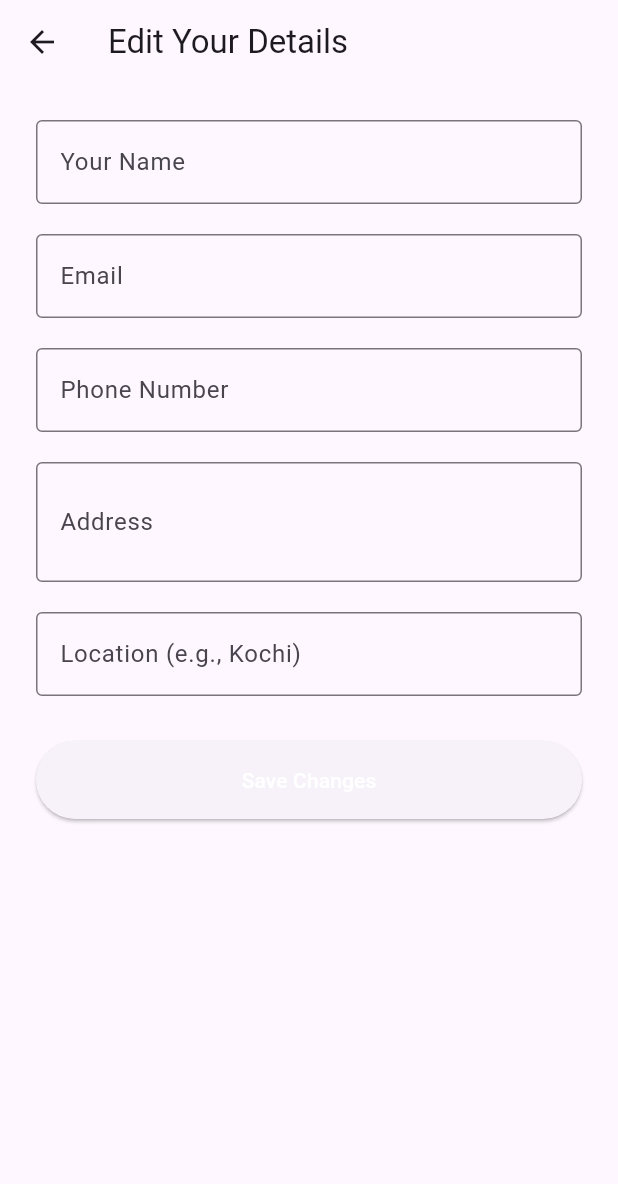
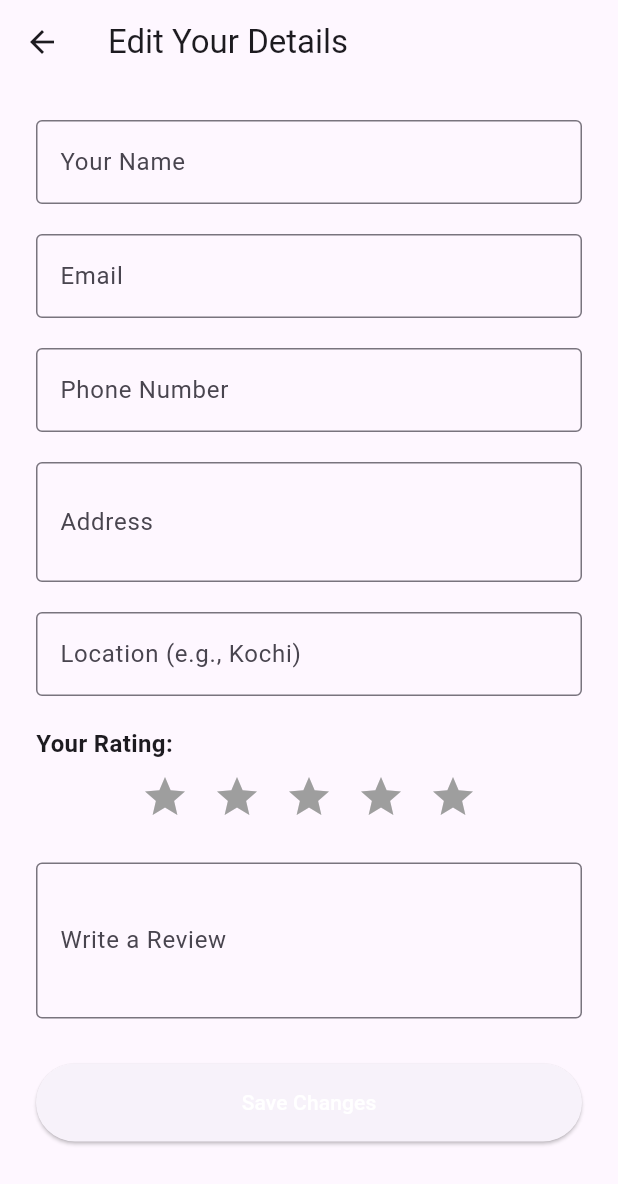
Before and after one commit to Nandana666/wedding_auth, a Flutter app: the EditUserProfilePage screen opened directly with empty values, on a phone screen of 412 x 824 dp. Shown: the top 1184 px of the screen. Run offline on Flutter 3.47's test engine with Material 3 defaults, Android fonts, the phone set to English and light mode, and no system bars; our stand-ins replace cloud_firestore, firebase_auth, firebase_core, image_picker; missing offline and left inert: cloudinary_public; accounts and stored records are empty.

```diff
--- a/lib/edit_user_profile_page.dart
+++ b/lib/edit_user_profile_page.dart
@@ -1,5 +1,3 @@
-// lib/edit_user_profile_page.dart
-
 import 'package:flutter/material.dart';
 import 'package:firebase_auth/firebase_auth.dart';
 import 'package:cloud_firestore/cloud_firestore.dart';
@@ -19,7 +17,9 @@ class _EditUserProfilePageState extends State<EditUserProfilePage> {
   late TextEditingController _locationController;
   late TextEditingController _phoneController;
   late TextEditingController _addressController;
+  late TextEditingController _reviewController;
 
+  double _rating = 0;
   bool _isSaving = false;
 
   @override
@@ -30,6 +30,8 @@ class _EditUserProfilePageState extends State<EditUserProfilePage> {
     _locationController = TextEditingController(text: widget.userData['location']);
     _phoneController = TextEditingController(text: widget.userData['phone']);
     _addressController = TextEditingController(text: widget.userData['address']);
+    _reviewController = TextEditingController(text: widget.userData['review'] ?? '');
+    _rating = (widget.userData['rating'] ?? 0).toDouble();
   }
 
   @override
@@ -39,6 +41,7 @@ class _EditUserProfilePageState extends State<EditUserProfilePage> {
     _locationController.dispose();
     _phoneController.dispose();
     _addressController.dispose();
+    _reviewController.dispose();
     super.dispose();
   }
 
@@ -54,6 +57,8 @@ class _EditUserProfilePageState extends State<EditUserProfilePage> {
           'location': _locationController.text.trim(),
           'phone': _phoneController.text.trim(),
           'address': _addressController.text.trim(),
+          'review': _reviewController.text.trim(),
+          'rating': _rating,
         });
 
         // Update Auth email if changed
@@ -91,6 +96,27 @@ class _EditUserProfilePageState extends State<EditUserProfilePage> {
         if (mounted) setState(() => _isSaving = false);
       }
     }
+  }
+
+  Widget _buildStarRating() {
+    return Row(
+      mainAxisAlignment: MainAxisAlignment.center,
+      children: List.generate(5, (index) {
+        final starIndex = index + 1;
+        return IconButton(
+          icon: Icon(
+            Icons.star,
+            color: starIndex <= _rating ? Colors.amber : Colors.grey,
+            size: 32,
+          ),
+          onPressed: () {
+            setState(() {
+              _rating = starIndex.toDouble();
+            });
+          },
+        );
+      }),
+    );
   }
 
   @override
@@ -170,6 +196,22 @@ class _EditUserProfilePageState extends State<EditUserProfilePage> {
                   border: OutlineInputBorder(),
                 ),
               ),
+              const SizedBox(height: 20),
+
+              // Rating
+              const Text("Your Rating:", style: TextStyle(fontSize: 16, fontWeight: FontWeight.bold)),
+              _buildStarRating(),
+              const SizedBox(height: 20),
+
+              // Review
+              TextFormField(
+                controller: _reviewController,
+                decoration: const InputDecoration(
+                  labelText: 'Write a Review',
+                  border: OutlineInputBorder(),
+                ),
+                maxLines: 3,
+              ),
               const SizedBox(height: 30),
 
               // Save Button
```
Also changed, not shown: lib/user_dashboard.dart (+88 -19 lines).
